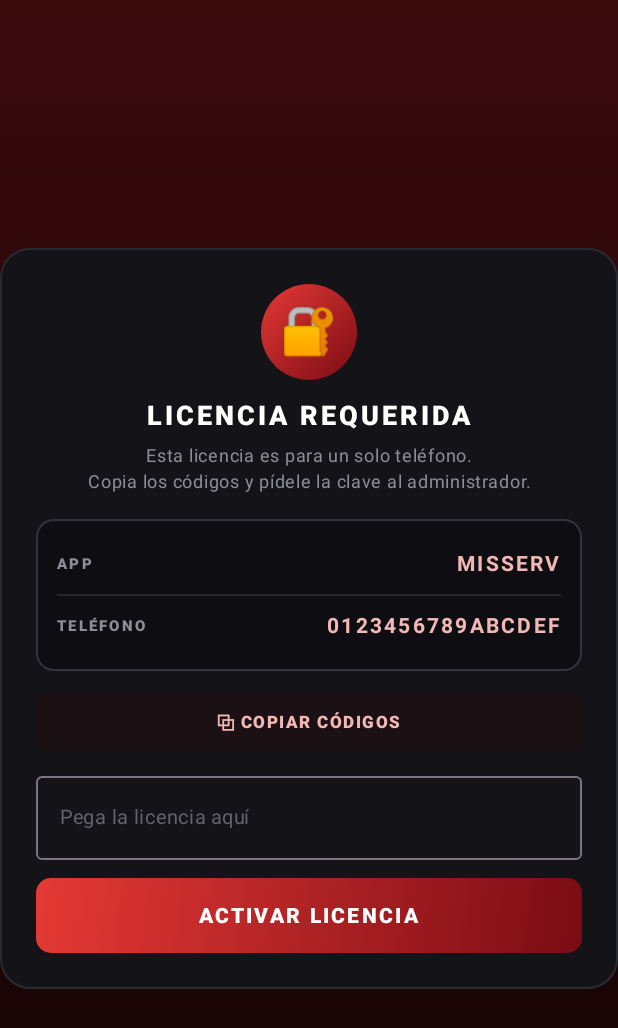
After one commit to luis971227/misServicios, an Android app built with Jetpack Compose: the composable LicenciaGate shown on its own in the app's theme, on a phone screen of 412 x 824 dp. The commit adds this screen. Shown: the top 1028 px of the screen. Run offline under Robolectric (Android 15) with nearby library versions, the phone set to English and light mode, and no system bars; 2 statements that could not run were skipped.

Commit message:
v1.13.0: portero de licencia SEYEAL al arrancar — clave atada a cada teléfono (MISSERV)
Co-authored-by: luis971227 <luis971227@users.noreply.github.com>

```diff
--- a/app/build.gradle.kts
+++ b/app/build.gradle.kts
@@ -12,8 +12,8 @@ android {
         applicationId = "com.luis971227.miservicios"
         minSdk = 24
         targetSdk = 35
-        versionCode = 28
-        versionName = "1.12.4"
+        versionCode = 29
+        versionName = "1.13.0"
     }
 
     signingConfigs {
--- /dev/null
+++ b/app/src/main/java/com/luis971227/miservicios/ui/LicenciaGate.kt
@@ -0,0 +1,177 @@
+package com.luis971227.miservicios.ui
+
+import androidx.compose.foundation.background
+import androidx.compose.foundation.border
+import androidx.compose.foundation.clickable
+import androidx.compose.foundation.layout.Arrangement
+import androidx.compose.foundation.layout.Box
+import androidx.compose.foundation.layout.Column
+import androidx.compose.foundation.layout.Row
+import androidx.compose.foundation.layout.Spacer
+import androidx.compose.foundation.layout.fillMaxSize
+import androidx.compose.foundation.layout.fillMaxWidth
+import androidx.compose.foundation.layout.height
+import androidx.compose.foundation.layout.padding
+import androidx.compose.foundation.layout.size
+import androidx.compose.foundation.shape.CircleShape
+import androidx.compose.foundation.shape.RoundedCornerShape
+import androidx.compose.material3.Button
+import androidx.compose.material3.ButtonDefaults
+import androidx.compose.material3.OutlinedTextField
+import androidx.compose.material3.Text
+import androidx.compose.runtime.Composable
+import androidx.compose.runtime.getValue
+import androidx.compose.runtime.mutableStateOf
+import androidx.compose.runtime.remember
+import androidx.compose.runtime.setValue
+import androidx.compose.ui.Alignment
+import androidx.compose.ui.Modifier
+import androidx.compose.ui.graphics.Brush
+import androidx.compose.ui.graphics.Color
+import androidx.compose.ui.platform.LocalClipboardManager
+import androidx.compose.ui.platform.LocalContext
+import androidx.compose.ui.text.AnnotatedString
+import androidx.compose.ui.text.font.FontWeight
+import androidx.compose.ui.text.style.TextAlign
+import androidx.compose.ui.unit.dp
+import androidx.compose.ui.unit.sp
+import com.luis971227.miservicios.util.Licencias
+
+private val Rojo = Color(0xFFE53935)
+private val RojoOscuro = Color(0xFF7A0C14)
+private val FondoCard = Color(0xFF131318)
+private val FondoInput = Color(0xFF0E0E12)
+private val Borde = Color(0xFF33333B)
+private val Gris = Color(0xFF8E8E96)
+private val RojoSuave = Color(0xFFF2B8B5)
+private val Verde = Color(0xFF4CAF50)
+
+@Composable
+fun LicenciaGate(onValidada: () -> Unit) {
+    val context = LocalContext.current
+    val clipboard = LocalClipboardManager.current
+    var clave by remember { mutableStateOf("") }
+    var mensaje by remember { mutableStateOf("") }
+    var colorMsg by remember { mutableStateOf(Rojo) }
+    val device = Licencias.deviceCode(context)
+
+    Box(
+        Modifier
+            .fillMaxSize()
+            .background(Brush.verticalGradient(listOf(Color(0xFF3A0A0D), Color(0xFF120304)))),
+        contentAlignment = Alignment.Center
+    ) {
+        Column(
+            Modifier
+                .fillMaxWidth()
+                .background(FondoCard, RoundedCornerShape(20.dp))
+                .border(1.dp, Color(0xFF2A2A31), RoundedCornerShape(20.dp))
+                .padding(24.dp),
+            horizontalAlignment = Alignment.CenterHorizontally
+        ) {
+            Box(
+                Modifier
+                    .size(64.dp)
+                    .background(Brush.linearGradient(listOf(Rojo, RojoOscuro)), CircleShape),
+                contentAlignment = Alignment.Center
+            ) {
+                Text("🔐", fontSize = 30.sp)
+            }
+            Spacer(Modifier.height(12.dp))
+            Text(
+                "LICENCIA REQUERIDA",
+                color = Color.White, fontSize = 18.sp,
+                fontWeight = FontWeight.Black, letterSpacing = 2.sp
+            )
+            Spacer(Modifier.height(6.dp))
+            Text(
+                "Esta licencia es para un solo teléfono.\nCopia los códigos y pídele la clave al administrador.",
+                color = Gris, fontSize = 12.sp, textAlign = TextAlign.Center, lineHeight = 17.sp
+            )
+            Spacer(Modifier.height(16.dp))
+            Column(
+                Modifier
+                    .fillMaxWidth()
+                    .background(FondoInput, RoundedCornerShape(12.dp))
+                    .border(1.dp, Borde, RoundedCornerShape(12.dp))
+                    .padding(horizontal = 14.dp, vertical = 10.dp)
+            ) {
+                FilaCodigo("APP", Licencias.APP_CODE)
+                Box(Modifier.fillMaxWidth().height(1.dp).background(Color(0xFF26262B)))
+                FilaCodigo("TELÉFONO", device)
+            }
+            Spacer(Modifier.height(10.dp))
+            Button(
+                onClick = {
+                    val codigos = Licencias.APP_CODE + "-" + device
+                    clipboard.setText(AnnotatedString(codigos))
+                    mensaje = "Códigos copiados: $codigos"
+                    colorMsg = Verde
+                },
+                modifier = Modifier.fillMaxWidth(),
+                colors = ButtonDefaults.buttonColors(
+                    containerColor = Color(0xFF1B1114),
+                    contentColor = RojoSuave
+                ),
+                shape = RoundedCornerShape(10.dp)
+            ) {
+                Text("⧉ COPIAR CÓDIGOS", fontSize = 11.5.sp, fontWeight = FontWeight.ExtraBold, letterSpacing = 1.sp)
+            }
+            Spacer(Modifier.height(12.dp))
+            OutlinedTextField(
+                value = clave,
+                onValueChange = { clave = it.uppercase() },
+                singleLine = true,
+                modifier = Modifier.fillMaxWidth(),
+                placeholder = { Text("Pega la licencia aquí", color = Color(0xFF63636B), fontSize = 13.sp) }
+            )
+            Spacer(Modifier.height(12.dp))
+            Box(
+                Modifier
+                    .fillMaxWidth()
+                    .height(50.dp)
+                    .background(Brush.linearGradient(listOf(Rojo, RojoOscuro)), RoundedCornerShape(10.dp))
+                    .clickable {
+                        when (val r = Licencias.validar(context, clave)) {
+                            is Licencias.Result.Valid -> {
+                                Licencias.guardarClave(context, clave)
+                                onValidada()
+                            }
+                            is Licencias.Result.Invalid -> {
+                                mensaje = r.reason
+                                colorMsg = Rojo
+                            }
+                        }
+                    },
+                contentAlignment = Alignment.Center
+            ) {
+                Text(
+                    "ACTIVAR LICENCIA",
+                    color = Color.White, fontSize = 14.sp,
+                    fontWeight = FontWeight.ExtraBold, letterSpacing = 1.5.sp
+                )
+            }
+            if (mensaje.isNotEmpty()) {
+                Spacer(Modifier.height(12.dp))
+                Text(mensaje, color = colorMsg, fontSize = 12.sp, fontWeight = FontWeight.Bold, textAlign = TextAlign.Center)
+            }
+        }
+    }
+}
+
+@Composable
+private fun FilaCodigo(etiqueta: String, valor: String) {
+    Row(
+        Modifier
+            .fillMaxWidth()
+            .padding(vertical = 8.dp),
+        horizontalArrangement = Arrangement.SpaceBetween,
+        verticalAlignment = Alignment.CenterVertically
+    ) {
+        Text(etiqueta, color = Gris, fontSize = 10.sp, fontWeight = FontWeight.ExtraBold, letterSpacing = 1.5.sp)
+        Text(
+            valor.ifEmpty { "···" },
+            color = RojoSuave, fontSize = 14.sp, fontWeight = FontWeight.Bold, letterSpacing = 1.5.sp
+        )
+    }
+}
```
Also changed, not shown: app/src/main/java/com/luis971227/miservicios/MainActivity.kt (+13 -0 lines), app/src/main/java/com/luis971227/miservicios/util/Licencias.kt (added, +83 -0 lines).
